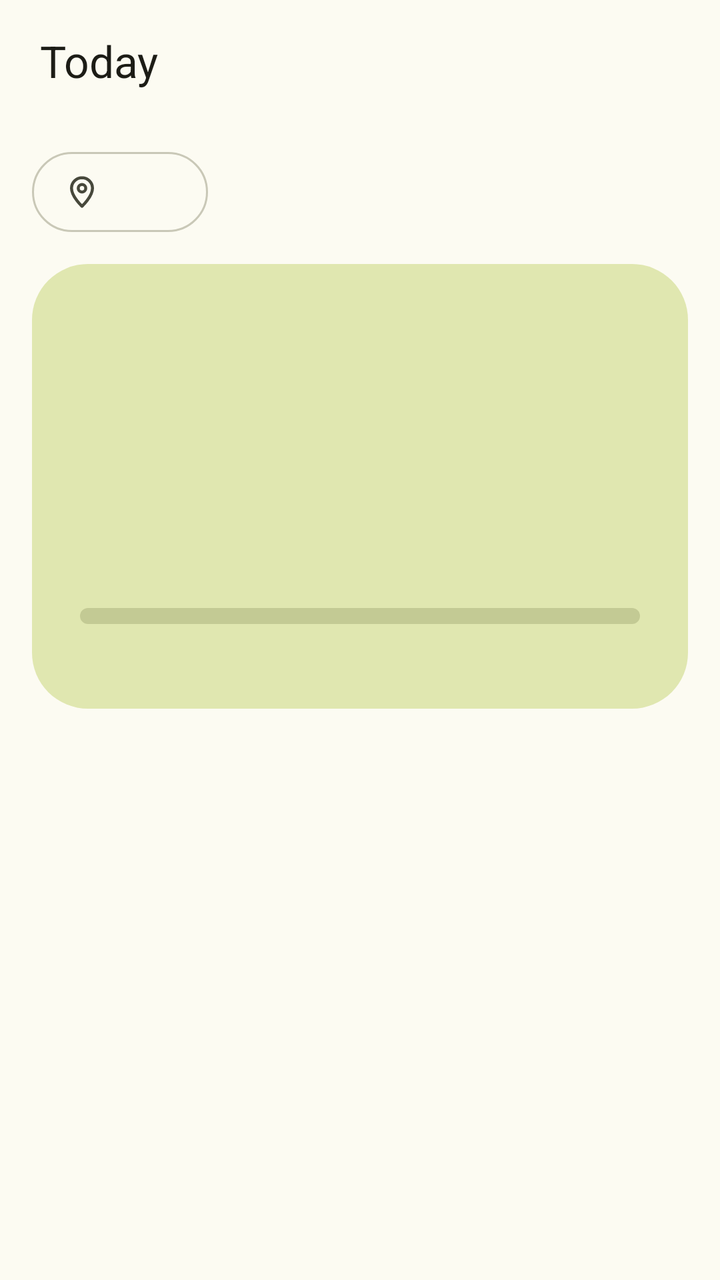
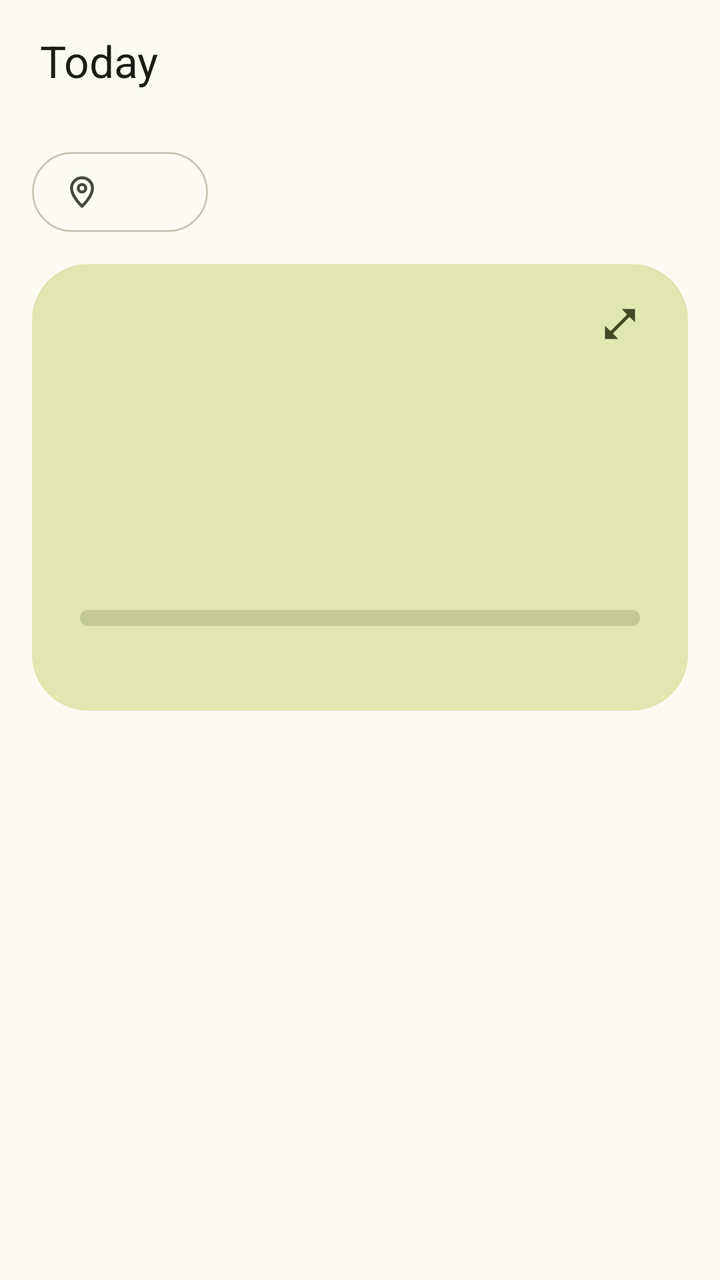

Two renders of the same Android screen: before a commit and after it. Below are the layout's source before the change and the commit's diff.
<!-- AndroidManifest.xml: application theme AppTheme -->
<!-- res/layout/today.xml -->
<?xml version="1.0" encoding="utf-8"?>
<androidx.core.widget.NestedScrollView xmlns:android="http://schemas.android.com/apk/res/android"
    xmlns:app="http://schemas.android.com/apk/res-auto"
    xmlns:tools="http://schemas.android.com/tools"
    android:id="@+id/today"
    android:layout_width="match_parent"
    android:layout_height="match_parent"
    android:clipToPadding="false">

    <LinearLayout
        android:layout_width="match_parent"
        android:layout_height="wrap_content"
        android:orientation="vertical"
        android:paddingBottom="16dp">

        <FrameLayout
            android:layout_width="match_parent"
            android:layout_height="wrap_content">

            <LinearLayout
                android:layout_width="match_parent"
                android:layout_height="wrap_content"
                android:orientation="vertical">

                <include layout="@layout/today_header" />
            </LinearLayout>

            
            <LinearLayout
                android:layout_width="wrap_content"
                android:layout_height="wrap_content"
                android:layout_gravity="end|top"
                android:layout_marginTop="6dp"
                android:layout_marginEnd="4dp"
                android:orientation="horizontal">

                <Button
                    android:id="@+id/clock_button"
                    style="@style/Widget.App.IconButton"
                    android:layout_width="wrap_content"
                    android:layout_height="wrap_content"
                    android:contentDescription="@string/prayer_clock"
                    android:tooltipText="@string/prayer_clock"
                    tools:ignore="UnusedAttribute"
                    app:icon="@drawable/ic_fullscreen" />

                <Button
                    android:id="@+id/settings_button"
                    style="@style/Widget.App.IconButton"
                    android:layout_width="wrap_content"
                    android:layout_height="wrap_content"
                    android:contentDescription="@string/settings"
                    app:icon="@drawable/ic_settings" />
            </LinearLayout>
        </FrameLayout>

        <LinearLayout
            android:layout_width="match_parent"
            android:layout_height="wrap_content"
            android:layout_marginHorizontal="16dp"
            android:layout_marginTop="12dp"
            android:orientation="vertical">

            <include layout="@layout/today_list" />
        </LinearLayout>
    </LinearLayout>
</androidx.core.widget.NestedScrollView>
<!-- res/layout/today_header.xml (included above) -->
<?xml version="1.0" encoding="utf-8"?>
<merge xmlns:android="http://schemas.android.com/apk/res/android"
    xmlns:app="http://schemas.android.com/apk/res-auto">

    <LinearLayout
        android:layout_width="match_parent"
        android:layout_height="wrap_content"
        android:gravity="center_vertical"
        android:minHeight="72dp"
        android:orientation="vertical"
        android:paddingStart="20dp"
        android:paddingTop="8dp"
        android:paddingEnd="16dp">

        
        <TextView
            android:layout_width="wrap_content"
            android:layout_height="wrap_content"
            android:layout_marginEnd="@dimen/today_title_end"
            android:text="@string/today"
            android:textAppearance="@style/Text.Header.Title" />

        <TextView
            android:id="@+id/today_date"
            android:layout_width="wrap_content"
            android:layout_height="wrap_content"
            android:textAppearance="@style/Text.Header.Subtitle" />
    </LinearLayout>

    <LinearLayout
        android:layout_width="match_parent"
        android:layout_height="wrap_content"
        android:gravity="center_vertical"
        android:orientation="horizontal"
        android:paddingHorizontal="16dp"
        android:paddingBottom="12dp">

        
        <com.google.android.material.button.MaterialButton
            android:id="@+id/location_button"
            style="@style/Widget.Material3.Button.OutlinedButton.Icon"
            android:layout_width="wrap_content"
            android:layout_height="wrap_content"
            android:ellipsize="end"
            android:maxWidth="240dp"
            android:maxLines="1"
            android:minHeight="48dp"
            android:textColor="?attr/colorOnSurfaceVariant"
            app:icon="@drawable/ic_pin"
            app:iconSize="18dp"
            app:iconTint="?attr/colorOnSurfaceVariant"
            app:strokeColor="?attr/colorOutlineVariant" />

        <TextView
            android:id="@+id/location_note"
            android:layout_width="0dp"
            android:layout_height="wrap_content"
            android:layout_marginStart="12dp"
            android:layout_weight="1"
            android:textAppearance="@style/Text.Caption" />
    </LinearLayout>

    <LinearLayout
        android:id="@+id/hero"
        android:layout_width="match_parent"
        android:layout_height="wrap_content"
        android:layout_marginHorizontal="16dp"
        android:background="@drawable/hero_background"
        android:orientation="vertical"
        android:paddingHorizontal="24dp"
        android:paddingVertical="20dp">

        <TextView
            android:id="@+id/hero_label"
            android:layout_width="wrap_content"
            android:layout_height="wrap_content"
            android:textAppearance="?attr/textAppearanceLabelLarge"
            android:textColor="?attr/colorOnPrimaryContainer" />

        <LinearLayout
            android:layout_width="match_parent"
            android:layout_height="wrap_content"
            android:baselineAligned="true"
            android:orientation="horizontal">

            <TextView
                android:id="@+id/hero_name"
                android:layout_width="0dp"
                android:layout_height="wrap_content"
                android:layout_weight="1"
                android:textColor="?attr/colorOnPrimaryContainer"
                android:textSize="32sp" />

            <TextView
                android:id="@+id/hero_arabic"
                style="@style/Text.Arabic"
                android:layout_width="wrap_content"
                android:layout_height="wrap_content"
                android:textColor="?attr/colorOnPrimaryContainer"
                android:textSize="26sp" />
        </LinearLayout>

        <TextView
            android:id="@+id/hero_time"
            style="@style/Text.Time"
            android:layout_width="wrap_content"
            android:layout_height="wrap_content"
            android:includeFontPadding="false"
            android:letterSpacing="-0.01"
            android:textColor="?attr/colorOnPrimaryContainer"
            android:textSize="48sp" />

        <TextView
            android:id="@+id/hero_countdown"
            android:layout_width="wrap_content"
            android:layout_height="wrap_content"
            android:textAppearance="?attr/textAppearanceTitleMedium"
            android:textColor="?attr/colorOnPrimaryContainer" />

        <com.google.android.material.progressindicator.LinearProgressIndicator
            android:id="@+id/hero_progress"
            android:layout_width="match_parent"
            android:layout_height="wrap_content"
            android:layout_marginTop="12dp"
            android:importantForAccessibility="no"
            android:max="1000"
            app:indicatorColor="?attr/colorPrimary"
            app:trackColor="@color/progress_track"
            app:trackCornerRadius="4dp"
            app:trackStopIndicatorSize="0dp"
            app:trackThickness="8dp" />

        <LinearLayout
            android:layout_width="match_parent"
            android:layout_height="wrap_content"
            android:layout_marginTop="6dp"
            android:orientation="horizontal">

            <TextView
                android:id="@+id/hero_from"
                style="@style/Text.Time"
                android:layout_width="0dp"
                android:layout_height="wrap_content"
                android:layout_weight="1"
                android:textColor="@color/hero_caption"
                android:textSize="12sp" />

            <TextView
                android:id="@+id/hero_to"
                style="@style/Text.Time"
                android:layout_width="wrap_content"
                android:layout_height="wrap_content"
                android:textColor="@color/hero_caption"
                android:textSize="12sp" />
        </LinearLayout>
    </LinearLayout>
</merge>
<!-- res/layout/today_list.xml (included above) -->
<?xml version="1.0" encoding="utf-8"?>
<merge xmlns:android="http://schemas.android.com/apk/res/android">

    
    <LinearLayout
        android:id="@+id/prayer_list"
        android:layout_width="match_parent"
        android:layout_height="wrap_content"
        android:orientation="vertical" />

    <TextView
        android:id="@+id/extreme_note"
        android:layout_width="match_parent"
        android:layout_height="wrap_content"
        android:layout_marginHorizontal="12dp"
        android:layout_marginTop="8dp"
        android:text="@string/extreme_note"
        android:textAppearance="@style/Text.Caption"
        android:visibility="gone" />
</merge>
<!-- resources referenced by this layout -->
<resources>
  <color name="hero_caption">#3B4110</color>
  <color name="progress_track">#C3CA94</color>
  <dimen name="today_title_end">100dp</dimen>
  <!-- drawable ic_fullscreen (drawable) -->
  <?xml version="1.0" encoding="utf-8"?>
  <vector xmlns:android="http://schemas.android.com/apk/res/android"
      android:width="24dp"
      android:height="24dp"
      android:autoMirrored="true"
      android:tint="?attr/colorControlNormal"
      android:viewportWidth="24"
      android:viewportHeight="24">
      <path
          android:fillColor="@android:color/white"
          android:pathData="M7,14H5v5h5v-2H7v-3zM5,10h2V7h3V5H5v5zM17,17h-3v2h5v-5h-2v3zM14,5v2h3v3h2V5h-5z" />
  </vector>
  <string name="extreme_note">* Estimated, because the sun doesn\'t go low enough here at this time of year.</string>
  <string name="prayer_clock">Prayer clock</string>
  <string name="settings">Settings</string>
  <string name="today">Today</string>
  <style name="Text.Caption" parent="TextAppearance.Material3.BodySmall">
          <item name="android:textColor">?attr/colorOnSurfaceVariant</item>
      </style>
  <style name="Text.Header.Subtitle" parent="TextAppearance.Material3.BodyMedium">
          <item name="android:textColor">?attr/colorOnSurfaceVariant</item>
      </style>
  <style name="Text.Header.Title" parent="TextAppearance.Material3.TitleLarge">
          <item name="android:textColor">?attr/colorOnSurface</item>
      </style>
  <style name="Text.Time" parent="">
          <item name="android:fontFeatureSettings">tnum</item>
      </style>
  <style name="Widget.App.IconButton" parent="Widget.Material3.Button.IconButton">
          <item name="iconTint">?attr/colorOnSurfaceVariant</item>
      </style>
  <color name="primary">#5A6131</color>
  <color name="on_primary">#FFFFFF</color>
  <color name="primary_container">#E0E7B0</color>
  <color name="on_primary_container">#1B1F00</color>
  <color name="secondary">#5D6146</color>
  <color name="on_secondary">#FFFFFF</color>
  <color name="secondary_container">#E3E4CB</color>
  <color name="on_secondary_container">#1B1D0E</color>
  <color name="tertiary">#8B4F3C</color>
  <color name="on_tertiary">#FFFFFF</color>
  <color name="tertiary_container">#FFDBCF</color>
  <color name="on_tertiary_container">#3A0B00</color>
  <color name="error">#BA1A1A</color>
  <color name="on_error">#FFFFFF</color>
  <color name="error_container">#FFDAD6</color>
  <color name="on_error_container">#410002</color>
  <color name="surface">#FCFBF2</color>
  <color name="on_surface">#1C1C16</color>
  <color name="on_surface_variant">#47483B</color>
  <color name="surface_container_lowest">#FFFFFF</color>
  <color name="surface_container_low">#F6F5EB</color>
  <color name="surface_container">#F0EFE5</color>
  <color name="surface_container_high">#EAE9DF</color>
  <color name="surface_container_highest">#E5E4D8</color>
  <color name="outline">#77786A</color>
  <color name="outline_variant">#C9C8B7</color>
  <color name="inverse_surface">#31312A</color>
  <color name="inverse_on_surface">#F3F1E4</color>
  <color name="inverse_primary">#C4CC8F</color>
  <style name="PreferenceThemeOverlay.App" parent="@style/PreferenceThemeOverlay">
          <item name="switchPreferenceCompatStyle">@style/Preference.App.Switch</item>
      </style>
  <style name="ThemeOverlay.App.BottomSheetDialog" parent="ThemeOverlay.Material3.BottomSheetDialog">
          <item name="bottomSheetStyle">@style/Widget.App.BottomSheet</item>
      </style>
  <style name="Preference.App.Switch" parent="@style/Preference.SwitchPreferenceCompat.Material">
          <item name="widgetLayout">@layout/preference_switch</item>
      </style>
  <style name="Widget.App.BottomSheet" parent="Widget.Material3.BottomSheet.Modal">
          <item name="backgroundTint">@color/surface_container_low</item>
      </style>
  <!-- unchanged entries left out for length: 5 -->
</resources>

<!-- the commit's change to res/layout/today.xml (unified diff, before → after) -->
@@ -1,7 +1,6 @@
 <?xml version="1.0" encoding="utf-8"?>
 <androidx.core.widget.NestedScrollView xmlns:android="http://schemas.android.com/apk/res/android"
     xmlns:app="http://schemas.android.com/apk/res-auto"
-    xmlns:tools="http://schemas.android.com/tools"
     android:id="@+id/today"
     android:layout_width="match_parent"
     android:layout_height="match_parent"
@@ -33,16 +32,6 @@
                 android:layout_marginTop="6dp"
                 android:layout_marginEnd="4dp"
                 android:orientation="horizontal">
-
-                <Button
-                    android:id="@+id/clock_button"
-                    style="@style/Widget.App.IconButton"
-                    android:layout_width="wrap_content"
-                    android:layout_height="wrap_content"
-                    android:contentDescription="@string/prayer_clock"
-                    android:tooltipText="@string/prayer_clock"
-                    tools:ignore="UnusedAttribute"
-                    app:icon="@drawable/ic_fullscreen" />
 
                 <Button
                     android:id="@+id/settings_button"
@@ -128,22 +117,30 @@
             android:textAppearance="@style/Text.Caption" />
     </LinearLayout>
 
+    
     <LinearLayout
         android:id="@+id/hero"
         android:layout_width="match_parent"
         android:layout_height="wrap_content"
         android:layout_marginHorizontal="16dp"
         android:background="@drawable/hero_background"
+        android:clickable="true"
+        android:focusable="true"
+        android:foreground="?attr/selectableItemBackground"
         android:orientation="vertical"
         android:paddingHorizontal="24dp"
         android:paddingVertical="20dp">
 
+        
         <TextView
             android:id="@+id/hero_label"
-            android:layout_width="wrap_content"
-            android:layout_height="wrap_content"
+            android:layout_width="match_parent"
+            android:layout_height="wrap_content"
+            android:gravity="center_vertical"
             android:textAppearance="?attr/textAppearanceLabelLarge"
-            android:textColor="?attr/colorOnPrimaryContainer" />
+            android:textColor="?attr/colorOnPrimaryContainer"
+            app:drawableEndCompat="@drawable/ic_open_in_full"
+            app:drawableTint="@color/hero_open" />
 
         <LinearLayout
             android:layout_width="match_parent"
<!-- resource entries referenced after the edit -->
@@ -2,22 +2,19 @@
 <resources>
   <color name="hero_caption">#3B4110</color>
   <color name="progress_track">#C3CA94</color>
-  <dimen name="today_title_end">100dp</dimen>
-  <!-- drawable ic_fullscreen (drawable) -->
+  <dimen name="today_title_end">40dp</dimen>
+  <!-- drawable ic_open_in_full (drawable) -->
   <?xml version="1.0" encoding="utf-8"?>
   <vector xmlns:android="http://schemas.android.com/apk/res/android"
-      android:width="24dp"
-      android:height="24dp"
-      android:autoMirrored="true"
-      android:tint="?attr/colorControlNormal"
+      android:width="20dp"
+      android:height="20dp"
       android:viewportWidth="24"
       android:viewportHeight="24">
       <path
-          android:fillColor="@android:color/white"
-          android:pathData="M7,14H5v5h5v-2H7v-3zM5,10h2V7h3V5H5v5zM17,17h-3v2h5v-5h-2v3zM14,5v2h3v3h2V5h-5z" />
+          android:fillColor="#FF000000"
+          android:pathData="M21,11V3h-8l3.29,3.29l-10,10L3,13v8h8l-3.29,-3.29l10,-10z" />
   </vector>
   <string name="extreme_note">* Estimated, because the sun doesn\'t go low enough here at this time of year.</string>
-  <string name="prayer_clock">Prayer clock</string>
   <string name="settings">Settings</string>
   <string name="today">Today</string>
   <style name="Text.Caption" parent="TextAppearance.Material3.BodySmall">
